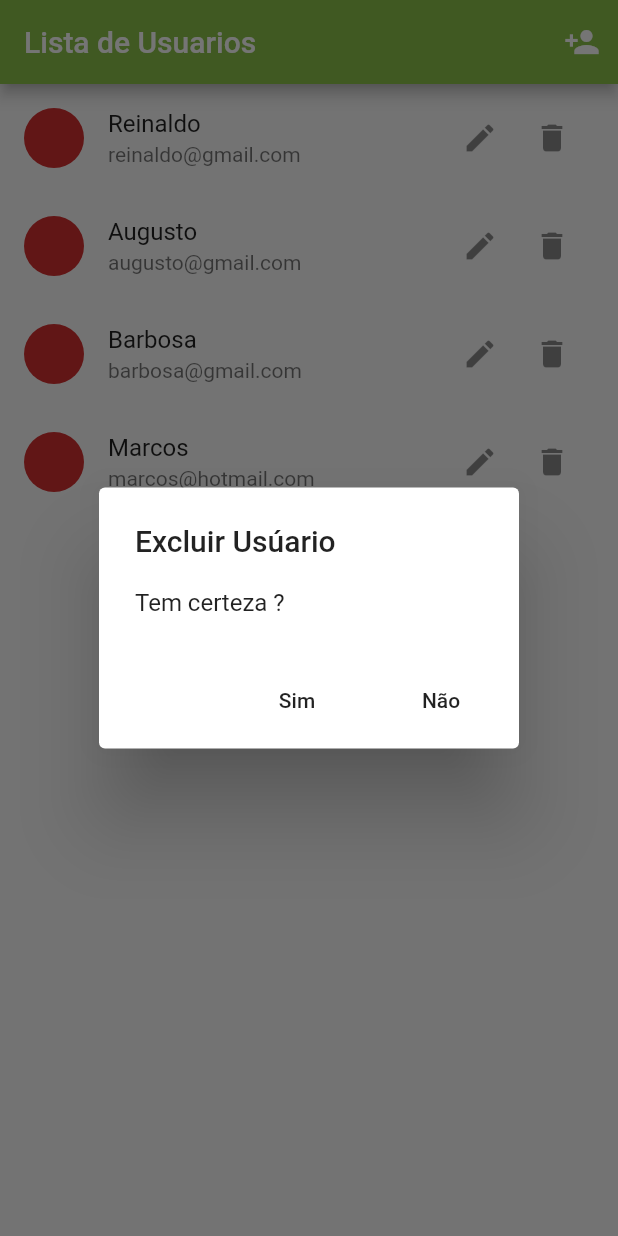
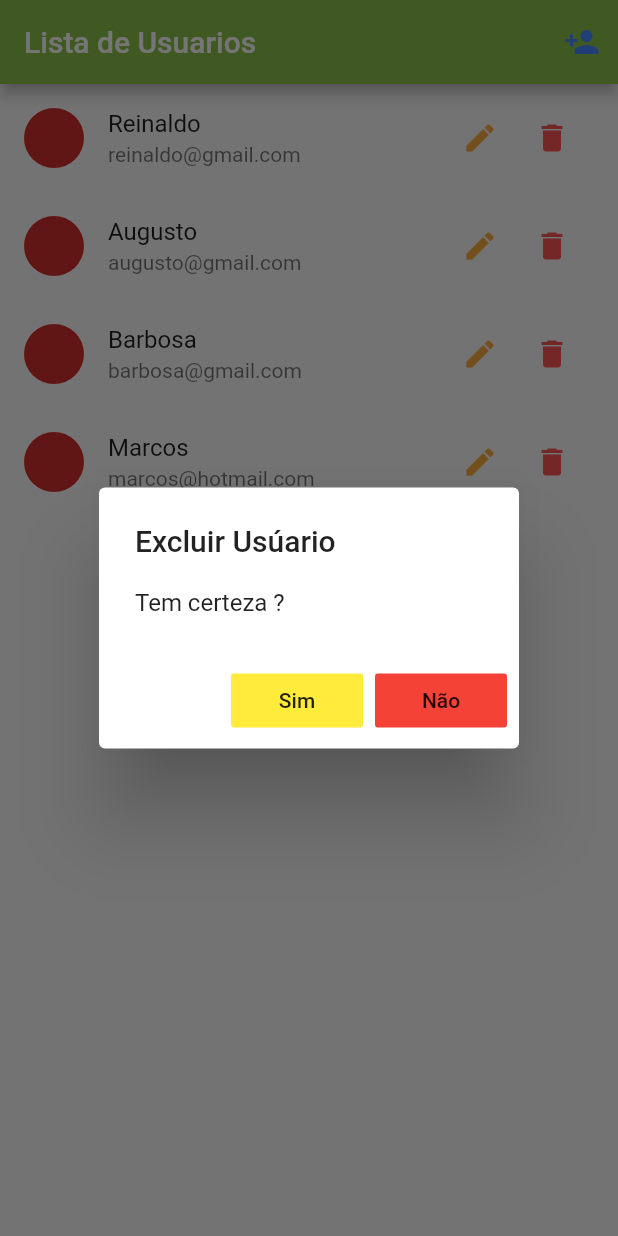
Before and after one commit to Reinaldo-exe/cadastro, a Flutter app: the screen it shows after launch, after a tap on the "delete" icon, on a phone screen of 412 x 824 dp. Run offline on Flutter 3.47's test engine with Material 2 defaults, Android fonts, the phone set to English and light mode, and no system bars; our stand-ins replace image_picker; network calls fail.

Commit message:
Adicionado cores nos IconButtons

```diff
--- a/lib/user_form.dart
+++ b/lib/user_form.dart
@@ -1,5 +1,4 @@
 import 'package:flutter/material.dart';
-import 'package:gitest/pic.dart';
 import 'package:gitest/router.dart';
 import 'package:provider/provider.dart';
 import 'package:gitest/users.dart';
@@ -95,6 +94,7 @@ class UserForm extends StatelessWidget {
                   children: <Widget>[
                     IconButton(
                         icon: Icon(Icons.add_a_photo),
+                        color: Colors.redAccent,
                         onPressed: () {
                           Navigator.of(context).pushNamed(AppRouter.FOTO);
                         }),
--- a/lib/user_list.dart
+++ b/lib/user_list.dart
@@ -15,6 +15,7 @@ class UserList extends StatelessWidget {
         actions: <Widget>[
           IconButton(
               icon: Icon(Icons.person_add),
+              color: Colors.blueAccent,
               onPressed: () {
                 Navigator.of(context).pushNamed(AppRouter.FORMULARIO);
               }),
--- a/lib/user_tile.dart
+++ b/lib/user_tile.dart
@@ -25,12 +25,14 @@ class UserTile extends StatelessWidget {
           children: <Widget>[
             IconButton(
                 icon: Icon(Icons.edit),
+                color: Colors.orangeAccent,
                 onPressed: () {
                   Navigator.of(context)
                       .pushNamed(AppRouter.FORMULARIO, arguments: user);
                 }),
             IconButton(
                 icon: Icon(Icons.delete),
+                color: Colors.redAccent,
                 onPressed: () {
                   showDialog(
                       context: context,
@@ -39,6 +41,7 @@ class UserTile extends StatelessWidget {
                             content: Text("Tem certeza ?"),
                             actions: <Widget>[
                               FlatButton(
+                                color: Colors.yellow,
                                 child: Text("Sim"),
                                 onPressed: () {
                                   Provider.of<Users>(context, listen: false)
@@ -47,6 +50,7 @@ class UserTile extends StatelessWidget {
                                 },
                               ),
                               FlatButton(
+                                color: Colors.red,
                                 child: Text("Não"),
                                 onPressed: () {
                                   Navigator.of(context).pop();
```
Also changed, not shown: lib/pic.dart (+14 -7 lines).
